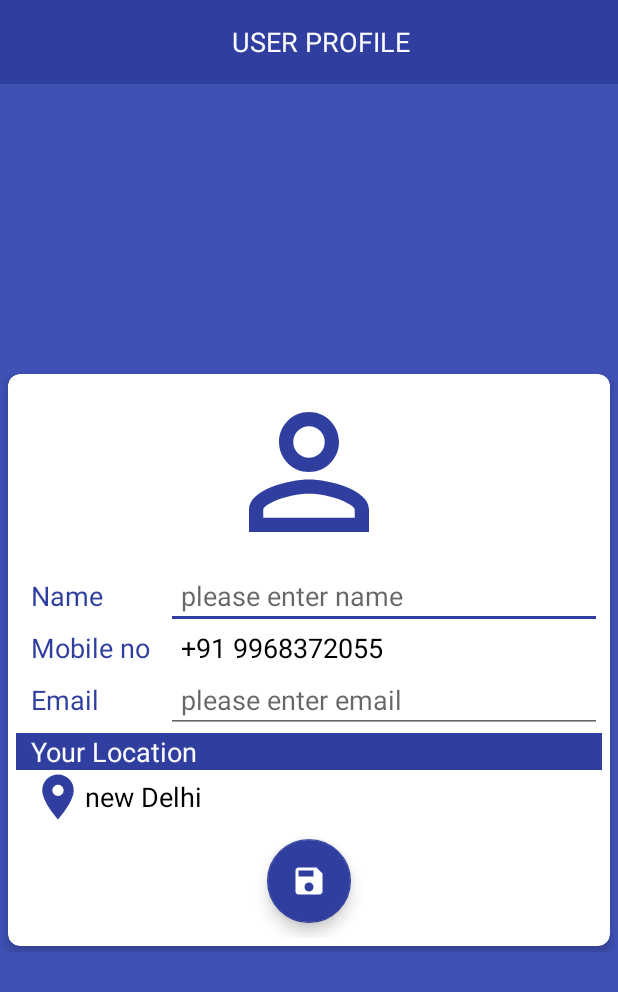
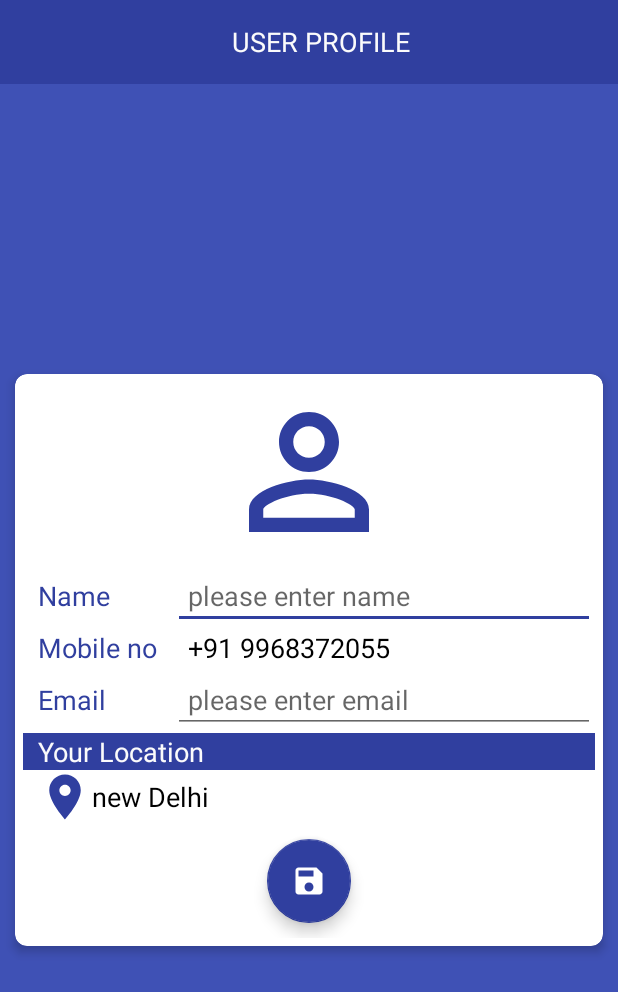
Before and after one commit to NativeDevlopment/CricTeam, an Android app: the UserAccountFragment screen opened directly, with no data from a screen before it, on a phone screen of 412 x 824 dp. Shown: the top 992 px of the screen. Run offline under Robolectric (Android 15) with nearby library versions, the phone set to English and light mode, and no system bars; our stand-ins replace EventBus, Firebase (no records; nobody signed in at launch, a user with empty details on screens opened directly); pictures from the network do not load; 4 statements that could not run were skipped.

Commit message:
changes in screen design

```diff
--- a/app/src/main/java/com/cricteam/fragment/CreateTeamFragment.java
+++ b/app/src/main/java/com/cricteam/fragment/CreateTeamFragment.java
@@ -162,7 +162,7 @@ public class CreateTeamFragment extends Fragment implements View.OnClickListener
         titleSkip.setVisibility(View.VISIBLE);
         ivTeamLogo.setFragment(this);
         titleHeader=(TextView) mView. findViewById(R.id.titleHeader);
-        titleHeader.setText("Create Team");
+        titleHeader.setText(R.string.create_team);
     }
 
     // TODO: Rename method, update argument and hook method into UI event
--- a/app/src/main/res/layout/activity_verify_otp.xml
+++ b/app/src/main/res/layout/activity_verify_otp.xml
@@ -29,7 +29,7 @@
                 android:padding="10dp"
                 android:gravity="center"
                 android:textColor="@color/colorPrimaryDark"
-                android:text="Otp has been sent to your mobile number "
+                android:text="@string/otp_has_been_sent_to_your_mobile_number"
                 android:textAppearance="?android:textAppearanceMedium"/>
             <TextView
                 android:id="@+id/tvMobileNO"
--- a/app/src/main/res/layout/fragment_user_account.xml
+++ b/app/src/main/res/layout/fragment_user_account.xml
@@ -32,6 +32,7 @@
                 android:layout_marginTop="4dp"
                 app:cardBackgroundColor="@android:color/white"
                 app:cardCornerRadius="8dp"
+                android:layout_margin="10dp"
                 app:cardElevation="4dp">
 
                 <RelativeLayout
--- a/app/src/main/res/values/strings.xml
+++ b/app/src/main/res/values/strings.xml
@@ -30,4 +30,6 @@
     <string name="invite_sports_lover_to_join_app">Invite Sports Lover to join App</string>
     <string name="do_you_want_to_create_team">Do You want to Create Team</string>
     <string name="my_team">My Team</string>
+    <string name="otp_has_been_sent_to_your_mobile_number">Otp has been sent to your mobile number</string>
+    <string name="create_team">Create Team</string>
 </resources>
```
